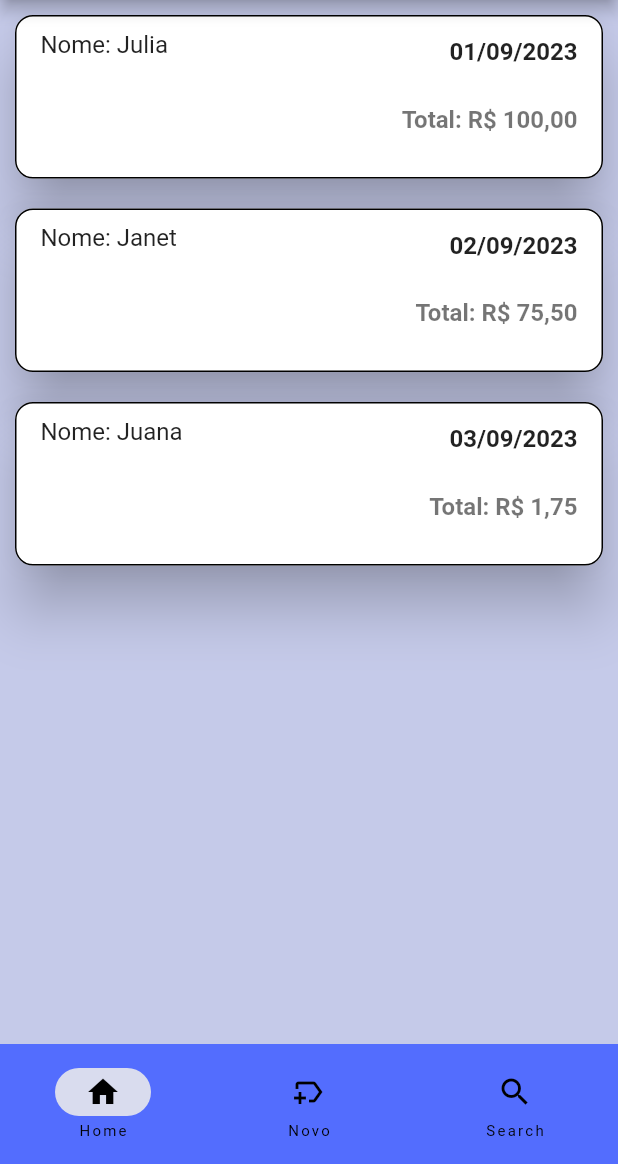
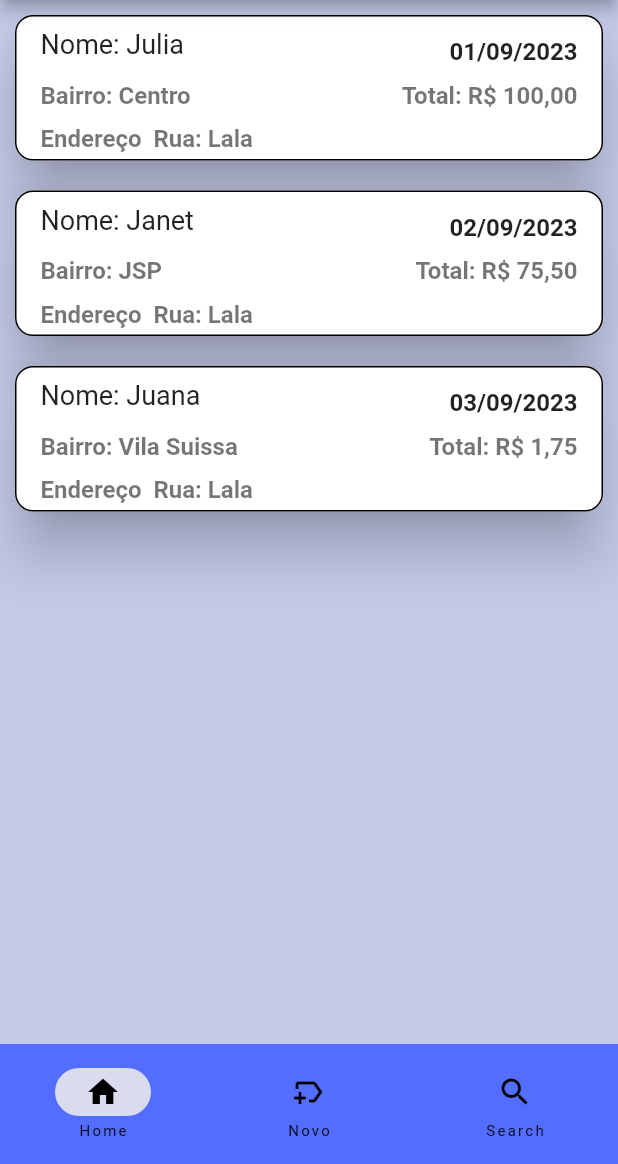
Before and after one commit to Fernanda-Oli/controle-prazo, a Flutter app: the screen it shows after launch, on a phone screen of 412 x 824 dp, the part 72-1236 px from its top. Run offline on Flutter 3.47's test engine with Material 2 defaults, Android fonts, the phone set to English and light mode, and no system bars.

```diff
--- a/lib/app/pages/model/item.dart
+++ b/lib/app/pages/model/item.dart
@@ -1,7 +1,15 @@
 class Item {
   final String nome;
   final String data;
+  final String rua;
+  final String bairro;
   final String total;
 
-  Item(this.nome, this.data, this.total);
+  Item(this.nome, this.data, this.rua, this.bairro, this.total);
 }
+
+  final List<Item> selectedList = [
+    Item("Julia", "01/09/2023", "Rua: Lala", "Centro", "R\$ 100,00"),
+    Item("Janet", "02/09/2023", "Rua: Lala", "JSP", "R\$ 75,50"),
+    Item("Juana", "03/09/2023", "Rua: Lala", "Vila Suissa", "R\$ 1,75"),
+  ];
--- a/lib/app/pages/tab_pages/deadline_to_receive.dart
+++ b/lib/app/pages/tab_pages/deadline_to_receive.dart
@@ -12,11 +12,6 @@ class DeadlineToReceived extends StatefulWidget {
 }
 
 class _DeadlineToReceivedState extends State<DeadlineToReceived> {
-  final List<Item> selectedList = [
-    Item("Julia", "01/09/2023", "R\$ 100,00"),
-    Item("Janet", "02/09/2023", "R\$ 75,50"),
-    Item("Juana", "03/09/2023", "R\$ 1,75"),
-  ];
   @override
   Widget build(BuildContext context) {
     return Scaffold(
@@ -44,32 +39,36 @@ class _DeadlineToReceivedState extends State<DeadlineToReceived> {
                       Navigator.push(
                           context,
                           MaterialPageRoute(
-                            builder: (context) => AccountDetailChatPagState(nameClient: selectedList[index].nome)));
+                              builder: (context) => AccountDetailChatPagState(
+                                  nameClient: selectedList[index].nome)));
                     });
                   },
                   title: Row(
                       mainAxisAlignment: MainAxisAlignment.spaceBetween,
                       children: [
-                        Text('Nome: ${selectedList[index].nome}'),
+                        Text('Nome: ${selectedList[index].nome}', style: const TextStyle(fontSize: 18),),
                         TextLabel(texto: selectedList[index].data),
                       ]),
                   subtitle: Column(
-                    crossAxisAlignment: CrossAxisAlignment.stretch,
+                    crossAxisAlignment: CrossAxisAlignment.start,
                     children: [
                       SizedBox(
                           width: double.infinity,
-                          height: 70,
-                          child: Column(
-                              crossAxisAlignment: CrossAxisAlignment.end,
+
+                          child: Row(
+                            mainAxisAlignment: MainAxisAlignment.spaceAround,
                             children: [
-                                Padding(
-                                  padding:
-                                      const EdgeInsets.symmetric(vertical: 16),
+                              Expanded(
                                 child: TextLabel(
                                     texto:
+                                        'Bairro: ${selectedList[index].bairro}'),
+                              ),
+                              TextLabel(
+                                  texto:
                                       'Total: ${selectedList[index].total}'),
-                                ),
-                              ])),
+                            ],
+                          )),
+                      TextLabel(texto: 'Endereço  ${selectedList[index].rua}')
                     ],
                   ),
                 ),
```
Also changed, not shown: lib/app/pages/account_details_chat_page.dart (+33 -2 lines). Lines whose indentation alone changed are shown as unchanged.
